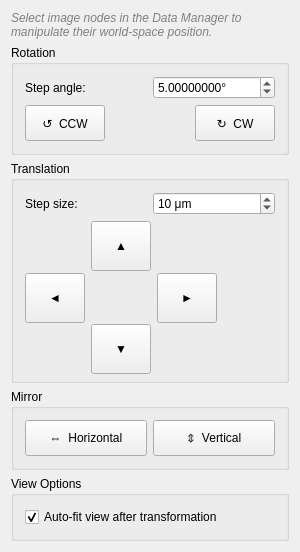
Old version of the form Plugins/org.mitk.gui.qt.m2.Position/src/internal/m2PositionControls.ui in the repository m2aia/m2aia.
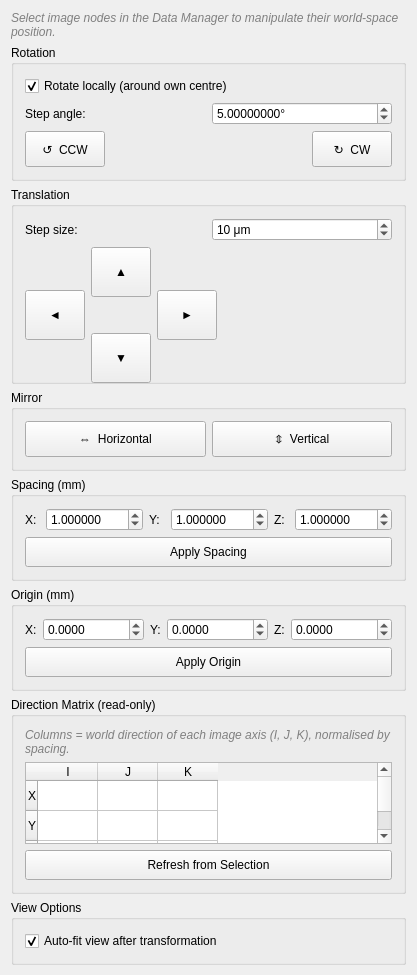
New version of the form.

Commit message: Add spacing and origin controls to m2Position plugin; refactor related methods

Diff of the .ui file:
```diff
--- a/Plugins/org.mitk.gui.qt.m2.Position/src/internal/m2PositionControls.ui
+++ b/Plugins/org.mitk.gui.qt.m2.Position/src/internal/m2PositionControls.ui
@@ -13,7 +13,7 @@
   <property name="windowTitle">
    <string>Image Position</string>
   </property>
-  <layout class="QVBoxLayout" name="verticalLayout" stretch="0,0,0,0,0,1">
+  <layout class="QVBoxLayout" name="verticalLayout" stretch="0,0,0,0,0,0,0,0,1">
    <property name="spacing">
     <number>6</number>
    </property>
@@ -36,6 +36,20 @@
       <string>Rotation</string>
      </property>
      <layout class="QVBoxLayout">
+      <item>
+       <widget class="QCheckBox" name="chkRotateLocally">
+        <property name="toolTip">
+         <string>Local: each image rotates around its own centre.
+Global: all selected images rotate around their shared bounding-box centre.</string>
+        </property>
+        <property name="text">
+         <string>Rotate locally (around own centre)</string>
+        </property>
+        <property name="checked">
+         <bool>true</bool>
+        </property>
+       </widget>
+      </item>
       <item>
        <layout class="QHBoxLayout">
         <item>
@@ -314,6 +328,187 @@
      </layout>
     </widget>
    </item>
+   <item>
+    <widget class="QGroupBox" name="grpSpacing">
+     <property name="title">
+      <string>Spacing (mm)</string>
+     </property>
+     <layout class="QVBoxLayout">
+      <item>
+       <layout class="QHBoxLayout">
+        <item>
+         <widget class="QLabel" name="lblSX">
+          <property name="text"><string>X:</string></property>
+         </widget>
+        </item>
+        <item>
+         <widget class="QDoubleSpinBox" name="spnSpacingX">
+          <property name="toolTip"><string>Pixel spacing along the X axis in millimetres.</string></property>
+          <property name="decimals"><number>6</number></property>
+          <property name="minimum"><double>0.000001</double></property>
+          <property name="maximum"><double>1000.0</double></property>
+          <property name="value"><double>1.0</double></property>
+         </widget>
+        </item>
+        <item>
+         <widget class="QLabel" name="lblSY">
+          <property name="text"><string>Y:</string></property>
+         </widget>
+        </item>
+        <item>
+         <widget class="QDoubleSpinBox" name="spnSpacingY">
+          <property name="toolTip"><string>Pixel spacing along the Y axis in millimetres.</string></property>
+          <property name="decimals"><number>6</number></property>
+          <property name="minimum"><double>0.000001</double></property>
+          <property name="maximum"><double>1000.0</double></property>
+          <property name="value"><double>1.0</double></property>
+         </widget>
+        </item>
+        <item>
+         <widget class="QLabel" name="lblSZ">
+          <property name="text"><string>Z:</string></property>
+         </widget>
+        </item>
+        <item>
+         <widget class="QDoubleSpinBox" name="spnSpacingZ">
+          <property name="toolTip"><string>Pixel spacing along the Z axis in millimetres.</string></property>
+          <property name="decimals"><number>6</number></property>
+          <property name="minimum"><double>0.000001</double></property>
+          <property name="maximum"><double>1000.0</double></property>
+          <property name="value"><double>1.0</double></property>
+         </widget>
+        </item>
+       </layout>
+      </item>
+      <item>
+       <widget class="QPushButton" name="btnApplySpacing">
+        <property name="toolTip"><string>Apply the spacing values above to all selected images (and their derived nodes).</string></property>
+        <property name="text"><string>Apply Spacing</string></property>
+        <property name="minimumSize"><size><width>0</width><height>30</height></size></property>
+       </widget>
+      </item>
+     </layout>
+    </widget>
+   </item>
+   <item>
+    <widget class="QGroupBox" name="grpOrigin">
+     <property name="title">
+      <string>Origin (mm)</string>
+     </property>
+     <layout class="QVBoxLayout">
+      <item>
+       <layout class="QHBoxLayout">
+        <item>
+         <widget class="QLabel" name="lblOX">
+          <property name="text"><string>X:</string></property>
+         </widget>
+        </item>
+        <item>
+         <widget class="QDoubleSpinBox" name="spnOriginX">
+          <property name="toolTip"><string>World-space origin X coordinate in millimetres.</string></property>
+          <property name="decimals"><number>4</number></property>
+          <property name="minimum"><double>-100000.0</double></property>
+          <property name="maximum"><double>100000.0</double></property>
+          <property name="value"><double>0.0</double></property>
+         </widget>
+        </item>
+        <item>
+         <widget class="QLabel" name="lblOY">
+          <property name="text"><string>Y:</string></property>
+         </widget>
+        </item>
+        <item>
+         <widget class="QDoubleSpinBox" name="spnOriginY">
+          <property name="toolTip"><string>World-space origin Y coordinate in millimetres.</string></property>
+          <property name="decimals"><number>4</number></property>
+          <property name="minimum"><double>-100000.0</double></property>
+          <property name="maximum"><double>100000.0</double></property>
+          <property name="value"><double>0.0</double></property>
+         </widget>
+        </item>
+        <item>
+         <widget class="QLabel" name="lblOZ">
+          <property name="text"><string>Z:</string></property>
+         </widget>
+        </item>
+        <item>
+         <widget class="QDoubleSpinBox" name="spnOriginZ">
+          <property name="toolTip"><string>World-space origin Z coordinate in millimetres.</string></property>
+          <property name="decimals"><number>4</number></property>
+          <property name="minimum"><double>-100000.0</double></property>
+          <property name="maximum"><double>100000.0</double></property>
+          <property name="value"><double>0.0</double></property>
+         </widget>
+        </item>
+       </layout>
+      </item>
+      <item>
+       <widget class="QPushButton" name="btnApplyOrigin">
+        <property name="toolTip"><string>Apply the origin values above to all selected images (and their derived nodes).</string></property>
+        <property name="text"><string>Apply Origin</string></property>
+        <property name="minimumSize"><size><width>0</width><height>30</height></size></property>
+       </widget>
+      </item>
+     </layout>
+    </widget>
+   </item>
+   <item>
+    <widget class="QGroupBox" name="grpDirection">
+     <property name="title">
+      <string>Direction Matrix (read-only)</string>
+     </property>
+     <layout class="QVBoxLayout">
+      <item>
+       <widget class="QLabel" name="lblDirectionHint">
+        <property name="text"><string>Columns = world direction of each image axis (I, J, K), normalised by spacing.</string></property>
+        <property name="wordWrap"><bool>true</bool></property>
+        <property name="styleSheet"><string>color: gray; font-style: italic; font-size: 9pt;</string></property>
+       </widget>
+      </item>
+      <item>
+       <widget class="QTableWidget" name="tblDirection">
+        <property name="toolTip"><string>3×3 direction cosine matrix. Each column is the unit world-direction of image axis I, J, K respectively.</string></property>
+        <property name="editTriggers">
+         <set>QAbstractItemView::EditTrigger::NoEditTriggers</set>
+        </property>
+        <property name="selectionMode">
+         <enum>QAbstractItemView::SelectionMode::NoSelection</enum>
+        </property>
+        <property name="rowCount"><number>3</number></property>
+        <property name="columnCount"><number>3</number></property>
+        <attribute name="horizontalHeaderDefaultSectionSize">
+         <number>60</number>
+        </attribute>
+        <column>
+         <property name="text"><string>I</string></property>
+        </column>
+        <column>
+         <property name="text"><string>J</string></property>
+        </column>
+        <column>
+         <property name="text"><string>K</string></property>
+        </column>
+        <row>
+         <property name="text"><string>X</string></property>
+        </row>
+        <row>
+         <property name="text"><string>Y</string></property>
+        </row>
+        <row>
+         <property name="text"><string>Z</string></property>
+        </row>
+       </widget>
+      </item>
+      <item>
+       <widget class="QPushButton" name="btnRefreshGeometry">
+        <property name="toolTip"><string>Reload spacing, origin and direction matrix from the currently selected image.</string></property>
+        <property name="text"><string>Refresh from Selection</string></property>
+        <property name="minimumSize"><size><width>0</width><height>30</height></size></property>
+       </widget>
+      </item>
+     </layout>
+    </widget>
+   </item>
    <item>
     <widget class="QGroupBox" name="grpViewOptions">
      <property name="title">
```
The commit also changes 3 other files.
